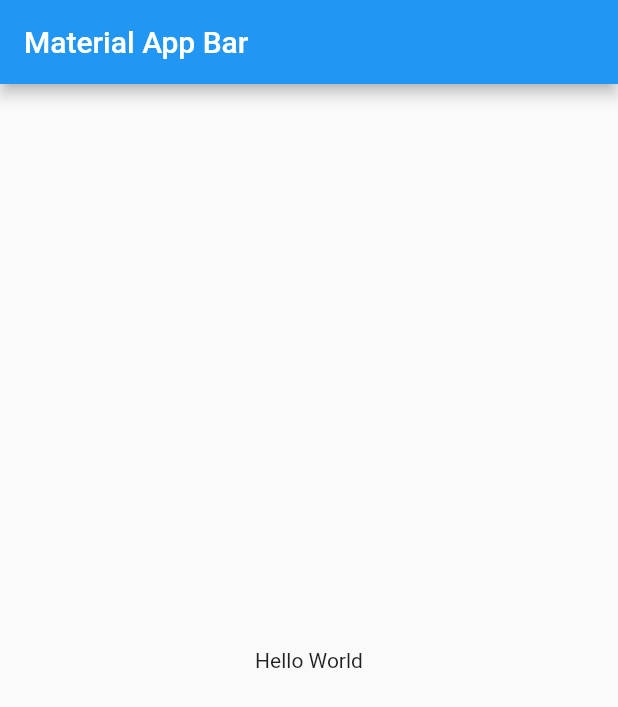
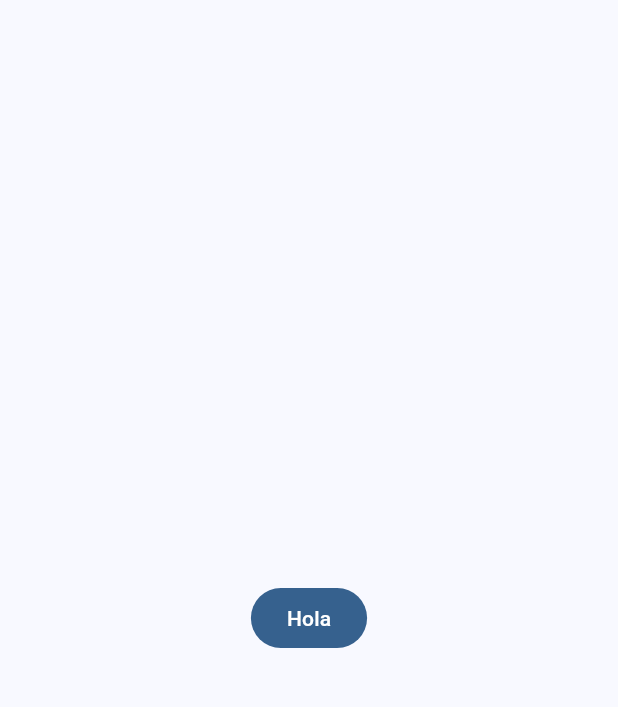
Before and after one commit to RolandoCutie/widgets_app, a Flutter app: the screen it shows after launch, on a phone screen of 412 x 824 dp. Shown: the top 707 px of the screen. Run offline on Flutter 3.47's test engine with Material 2 defaults, Android fonts, the phone set to English and light mode, and no system bars.

Commit message:
temrinada clase 2 donde definimos el tema de la app

```diff
--- /dev/null
+++ b/lib/config/theme/app_theme.dart
@@ -0,0 +1,24 @@
+import 'package:flutter/material.dart';
+
+const colorList = <Color>[
+  Colors.blue,
+  Colors.red,
+  Colors.green,
+  Colors.teal,
+  Colors.purple,
+  Colors.orange,
+  Colors.deepPurple,
+];
+
+class AppTheme {
+  final int selectedColor;
+
+  AppTheme({this.selectedColor = 0})
+      : assert(selectedColor>= 0, 'Selected Color must be greater than'),
+        assert(selectedColor<= colorList.length, 'Selected Color must equal or less thant ${colorList.length}');
+
+  ThemeData getTheme() => ThemeData(
+        useMaterial3: true,
+        colorSchemeSeed: colorList[selectedColor],
+      );
+}
--- a/lib/main.dart
+++ b/lib/main.dart
@@ -1,4 +1,5 @@
 import 'package:flutter/material.dart';
+import 'package:widgets_app/config/theme/app_theme.dart';
 
 void main() => runApp(const MyApp());
 
@@ -8,14 +9,15 @@ class MyApp extends StatelessWidget {
   @override
   Widget build(BuildContext context) {
     return MaterialApp(
+      theme: AppTheme(selectedColor: 0).getTheme(),
       debugShowCheckedModeBanner: false,
       title: 'Material App',
       home: Scaffold(
-        appBar: AppBar(
-          title: const Text('Material App Bar'),
-        ),
-        body: const Center(
-          child: Text('Hello World'),
+        body: Center(
+          child: FilledButton(
+            child: const Text("Hola"),
+            onPressed: () {},
+          ),
         ),
       ),
     );
```
